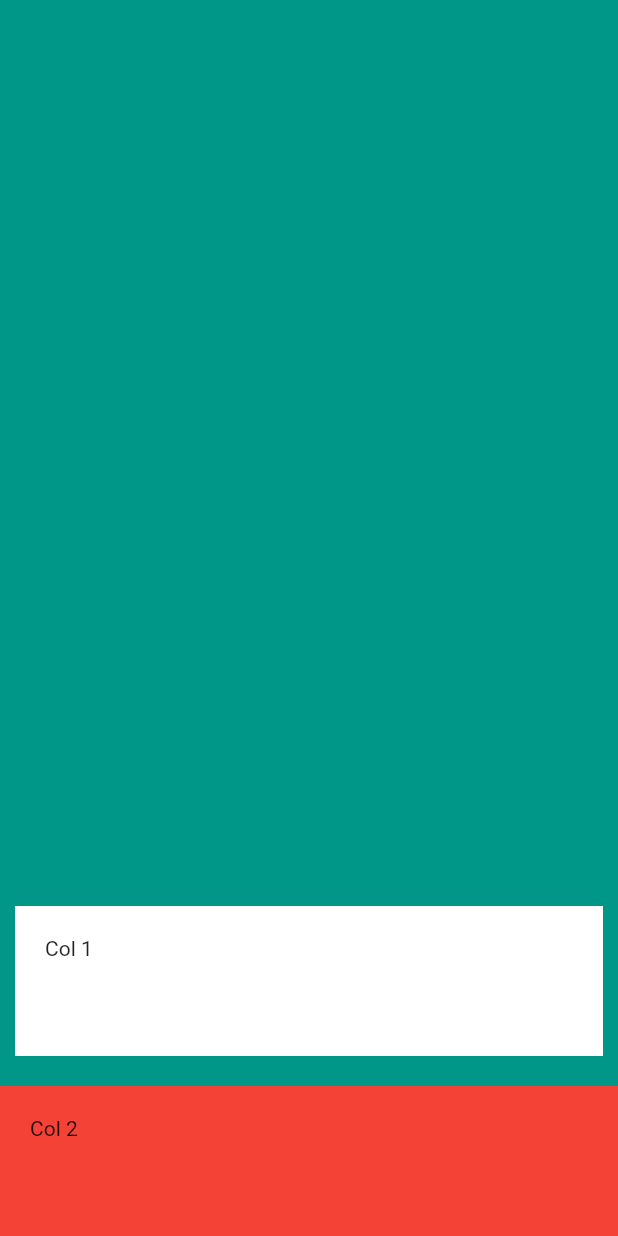
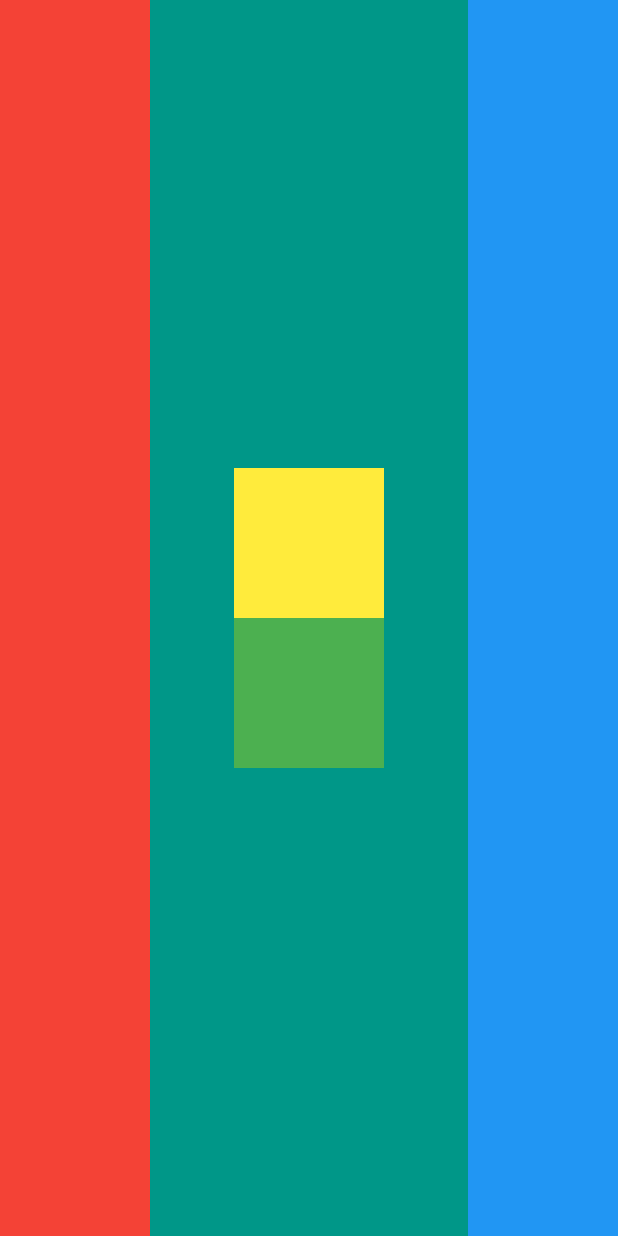
Before and after one commit to Maxondria/little_flutter_bizcard, a Flutter app: the screen it shows after launch, on a phone screen of 412 x 824 dp. Run offline on Flutter 3.47's test engine with Material 2 defaults, Android fonts, the phone set to English and light mode, and no system bars.

Commit message:
completed column and row alignment challenge

```diff
--- a/lib/main.dart
+++ b/lib/main.dart
@@ -9,27 +9,34 @@ class MyApp extends StatelessWidget {
       home: Scaffold(
         backgroundColor: Colors.teal,
         body: SafeArea(
-          child: Column(
-            //mainAxisSize: MainAxisSize.min, //Wrap on last child
-            //verticalDirection: VerticalDirection.up, //reverse children order
-            mainAxisAlignment:
-                MainAxisAlignment.end, //Flexboxx,(vertical) basically
-            crossAxisAlignment: CrossAxisAlignment.stretch, //horixontal
+          child: Row(
+            crossAxisAlignment: CrossAxisAlignment.stretch,
+            mainAxisAlignment: MainAxisAlignment.spaceBetween,
             children: <Widget>[
               Container(
-                color: Colors.white,
-                height: 100.0,
+                color: Colors.red,
                 width: 100.0,
-                margin: EdgeInsets.symmetric(vertical: 20.0, horizontal: 10.0),
                 padding: EdgeInsets.all(20.0),
-                child: Text('Col 1'),
+              ),
+              Column(
+                mainAxisAlignment: MainAxisAlignment.center,
+                children: <Widget>[
+                  Container(
+                    height: 100.0,
+                    width: 100.0,
+                    color: Colors.yellow,
+                  ),
+                  Container(
+                    height: 100.0,
+                    width: 100.0,
+                    color: Colors.green,
+                  )
+                ],
               ),
               Container(
-                height: 100.0,
                 width: 100.0,
-                color: Colors.red,
+                color: Colors.blue,
                 padding: EdgeInsets.all(20.0),
-                child: Text('Col 2'),
               )
             ],
           ),
```
